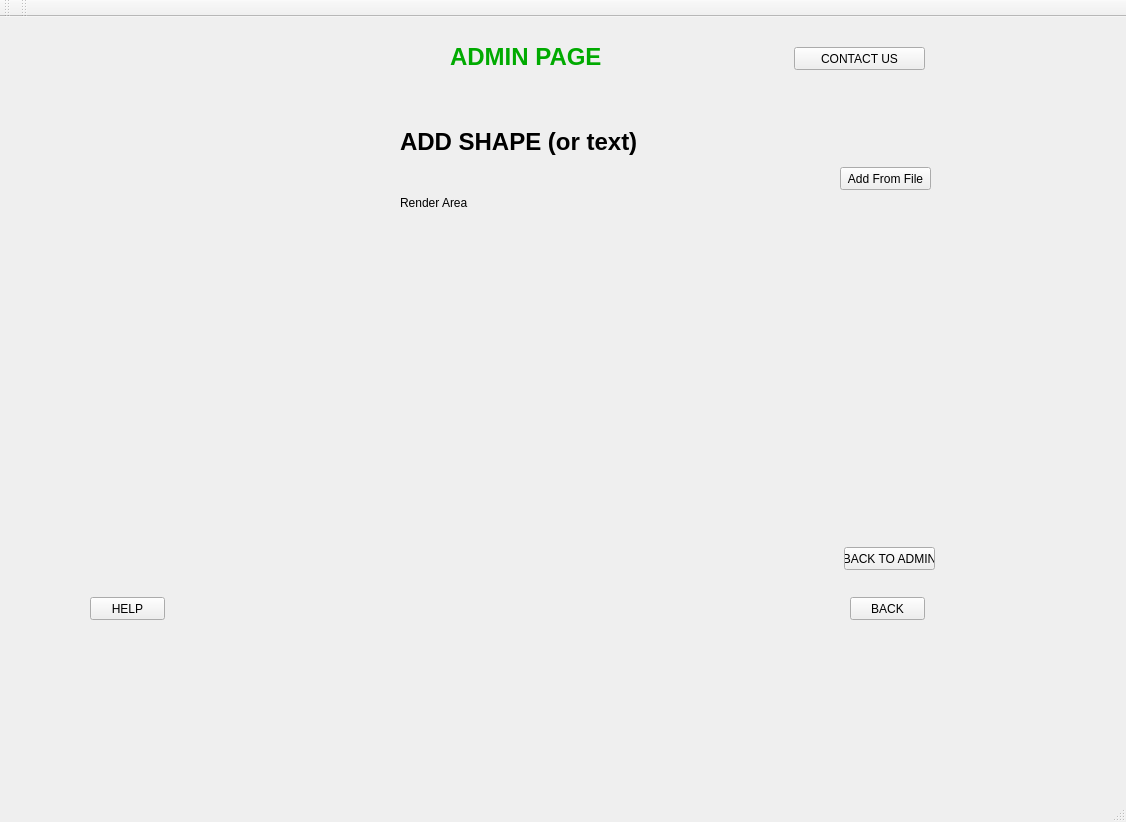
This is mainwindow.ui in TheSoullessOne/Group-Project-2 as Qt 5 draws it before an edit. The edited form follows.
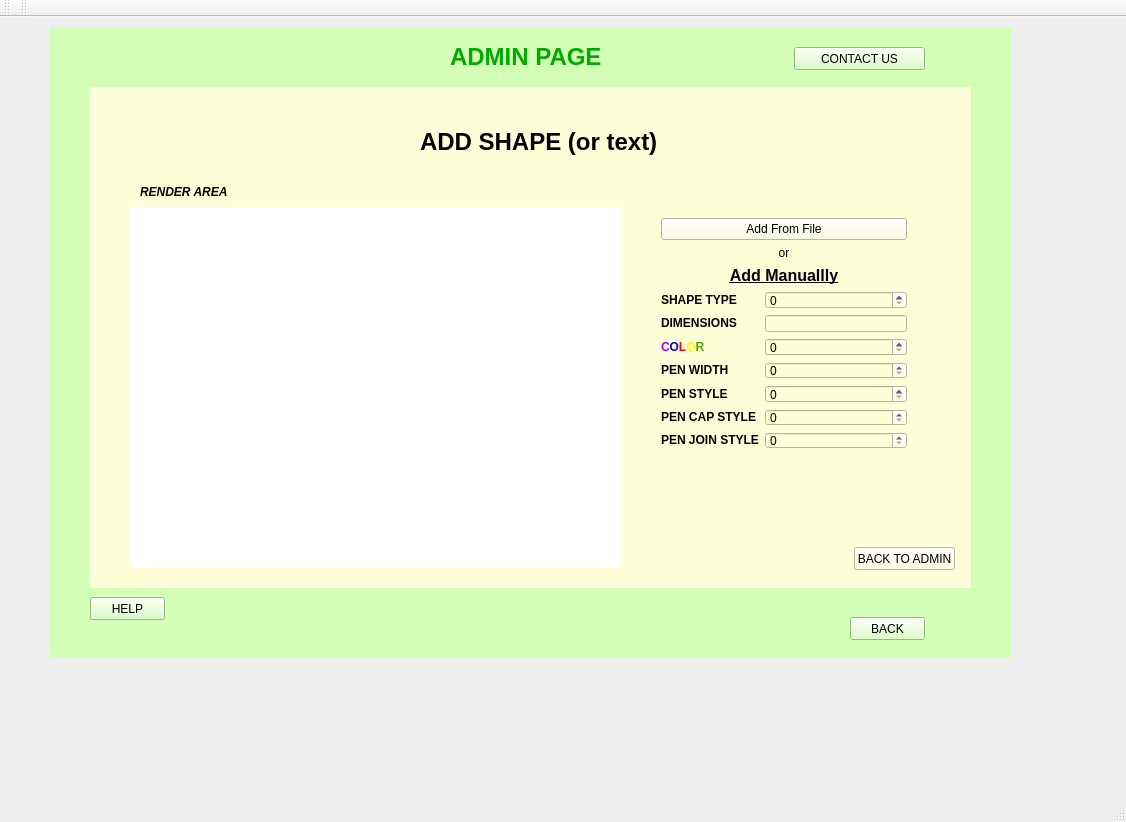
This is the edited form. The open tabs and pages were chosen to show the change. Custom widgets are drawn as their Qt base class.

Diff of the .ui file:
```diff
--- a/mainwindow.ui
+++ b/mainwindow.ui
@@ -13,13 +13,16 @@
   <property name="windowTitle">
    <string>MainWindow</string>
   </property>
+  <property name="styleSheet">
+   <string notr="true">font: 8pt &quot;OCR A Extended&quot;;</string>
+  </property>
   <widget class="QWidget" name="centralWidget">
    <widget class="QStackedWidget" name="Main_Menu">
     <property name="geometry">
      <rect>
       <x>50</x>
       <y>10</y>
-      <width>951</width>
+      <width>961</width>
       <height>631</height>
      </rect>
     </property>
@@ -140,11 +143,14 @@
      </widget>
     </widget>
     <widget class="QWidget" name="admi_page">
+     <property name="styleSheet">
+      <string notr="true">background-color: rgb(212, 255, 183);</string>
+     </property>
      <widget class="QPushButton" name="adminPageBackButt">
       <property name="geometry">
        <rect>
         <x>800</x>
-        <y>570</y>
+        <y>590</y>
         <width>75</width>
         <height>23</height>
        </rect>
@@ -195,12 +201,16 @@
      <widget class="QStackedWidget" name="Admin_Pages">
       <property name="geometry">
        <rect>
-        <x>20</x>
+        <x>40</x>
         <y>60</y>
         <width>881</width>
         <height>501</height>
        </rect>
       </property>
+      <property name="styleSheet">
+       <string notr="true">
+background-color: rgb(254, 255, 217);</string>
+      </property>
       <property name="currentIndex">
        <number>1</number>
       </property>
@@ -262,9 +272,9 @@
        <widget class="QPushButton" name="back2AdminButt">
         <property name="geometry">
          <rect>
-          <x>774</x>
+          <x>764</x>
           <y>460</y>
-          <width>91</width>
+          <width>101</width>
           <height>23</height>
          </rect>
         </property>
@@ -277,7 +287,7 @@
          <rect>
           <x>330</x>
           <y>40</y>
-          <width>261</width>
+          <width>291</width>
           <height>31</height>
          </rect>
         </property>
@@ -285,42 +295,145 @@
          <string>&lt;html&gt;&lt;head/&gt;&lt;body&gt;&lt;p&gt;&lt;span style=&quot; font-size:18pt; font-weight:600;&quot;&gt;ADD SHAPE (or text)&lt;/span&gt;&lt;/p&gt;&lt;/body&gt;&lt;/html&gt;</string>
         </property>
        </widget>
-       <widget class="QPushButton" name="addFromFileButton">
-        <property name="geometry">
-         <rect>
-          <x>770</x>
-          <y>80</y>
-          <width>91</width>
-          <height>23</height>
-         </rect>
-        </property>
-        <property name="text">
-         <string>Add From File</string>
-        </property>
-       </widget>
        <widget class="RenderArea" name="addRender" native="true">
         <property name="geometry">
          <rect>
-          <x>140</x>
-          <y>140</y>
-          <width>421</width>
-          <height>131</height>
+          <x>40</x>
+          <y>120</y>
+          <width>491</width>
+          <height>361</height>
          </rect>
         </property>
+        <property name="styleSheet">
+         <string notr="true">background-color: rgb(255, 255, 255);</string>
+        </property>
        </widget>
        <widget class="QLabel" name="label">
         <property name="geometry">
          <rect>
-          <x>330</x>
-          <y>100</y>
-          <width>71</width>
+          <x>50</x>
+          <y>90</y>
+          <width>91</width>
           <height>31</height>
          </rect>
         </property>
         <property name="text">
-         <string>Render Area</string>
+         <string>&lt;html&gt;&lt;head/&gt;&lt;body&gt;&lt;p&gt;&lt;span style=&quot; font-weight:600; font-style:italic;&quot;&gt;RENDER AREA&lt;/span&gt;&lt;/p&gt;&lt;/body&gt;&lt;/html&gt;</string>
         </property>
        </widget>
+       <widget class="QWidget" name="verticalLayoutWidget">
+        <property name="geometry">
+         <rect>
+          <x>560</x>
+          <y>120</y>
+          <width>268</width>
+          <height>253</height>
+         </rect>
+        </property>
+        <layout class="QVBoxLayout" name="verticalLayout">
+         <item>
+          <widget class="QPushButton" name="addFromFileButton">
+           <property name="text">
+            <string>Add From File</string>
+           </property>
+          </widget>
+         </item>
+         <item>
+          <widget class="QLabel" name="label_9">
+           <property name="text">
+            <string>&lt;html&gt;&lt;head/&gt;&lt;body&gt;&lt;p align=&quot;center&quot;&gt;or&lt;/p&gt;&lt;/body&gt;&lt;/html&gt;</string>
+           </property>
+          </widget>
+         </item>
+         <item>
+          <widget class="QLabel" name="addManualLabel">
+           <property name="text">
+            <string>&lt;html&gt;&lt;head/&gt;&lt;body&gt;&lt;p align=&quot;center&quot;&gt;&lt;span style=&quot; font-size:12pt; font-weight:600; text-decoration: underline;&quot;&gt;Add Manuallly&lt;/span&gt;&lt;/p&gt;&lt;/body&gt;&lt;/html&gt;</string>
+           </property>
+          </widget>
+         </item>
+         <item>
+          <layout class="QGridLayout" name="gridLayout">
+           <item row="6" column="0">
+            <widget class="QLabel" name="label_7">
+             <property name="text">
+              <string>&lt;html&gt;&lt;head/&gt;&lt;body&gt;&lt;p&gt;&lt;span style=&quot; font-weight:600;&quot;&gt;PEN JOIN STYLE&lt;/span&gt;&lt;/p&gt;&lt;/body&gt;&lt;/html&gt;</string>
+             </property>
+            </widget>
+           </item>
+           <item row="4" column="0">
+            <widget class="QLabel" name="label_6">
+             <property name="text">
+              <string>&lt;html&gt;&lt;head/&gt;&lt;body&gt;&lt;p&gt;&lt;span style=&quot; font-weight:600;&quot;&gt;PEN STYLE&lt;/span&gt;&lt;/p&gt;&lt;/body&gt;&lt;/html&gt;</string>
+             </property>
+            </widget>
+           </item>
+           <item row="6" column="1">
+            <widget class="QSpinBox" name="spinBox_8"/>
+           </item>
+           <item row="5" column="0">
+            <widget class="QLabel" name="label_8">
+             <property name="text">
+              <string>&lt;html&gt;&lt;head/&gt;&lt;body&gt;&lt;p&gt;&lt;span style=&quot; font-weight:600;&quot;&gt;PEN CAP STYLE&lt;/span&gt;&lt;/p&gt;&lt;/body&gt;&lt;/html&gt;</string>
+             </property>
+            </widget>
+           </item>
+           <item row="4" column="1">
+            <widget class="QSpinBox" name="spinBox_5"/>
+           </item>
+           <item row="5" column="1">
+            <widget class="QSpinBox" name="spinBox_6"/>
+           </item>
+           <item row="3" column="1">
+            <widget class="QSpinBox" name="spinBox_4"/>
+           </item>
+           <item row="2" column="0">
+            <widget class="QLabel" name="label_3">
+             <property name="text">
+              <string>&lt;html&gt;&lt;head/&gt;&lt;body&gt;&lt;p&gt;&lt;span style=&quot; font-weight:600; color:#aa00ff;&quot;&gt;C&lt;/span&gt;&lt;span style=&quot; font-weight:600; color:#0000ff;&quot;&gt;O&lt;/span&gt;&lt;span style=&quot; font-weight:600; color:#ff0000;&quot;&gt;L&lt;/span&gt;&lt;span style=&quot; font-weight:600; color:#ffff00;&quot;&gt;O&lt;/span&gt;&lt;span style=&quot; font-weight:600; color:#55aa00;&quot;&gt;R&lt;/span&gt;&lt;/p&gt;&lt;/body&gt;&lt;/html&gt;</string>
+             </property>
+            </widget>
+           </item>
+           <item row="1" column="0">
+            <widget class="QLabel" name="label_4">
+             <property name="text">
+              <string>&lt;html&gt;&lt;head/&gt;&lt;body&gt;&lt;p&gt;&lt;span style=&quot; font-weight:600;&quot;&gt;DIMENSIONS&lt;/span&gt;&lt;/p&gt;&lt;/body&gt;&lt;/html&gt;</string>
+             </property>
+            </widget>
+           </item>
+           <item row="2" column="1">
+            <widget class="QSpinBox" name="spinBox_2"/>
+           </item>
+           <item row="3" column="0">
+            <widget class="QLabel" name="label_5">
+             <property name="text">
+              <string>&lt;html&gt;&lt;head/&gt;&lt;body&gt;&lt;p&gt;&lt;span style=&quot; font-weight:600;&quot;&gt;PEN WIDTH&lt;/span&gt;&lt;/p&gt;&lt;/body&gt;&lt;/html&gt;</string>
+             </property>
+            </widget>
+           </item>
+           <item row="0" column="1">
+            <widget class="QSpinBox" name="spinBox_3"/>
+           </item>
+           <item row="0" column="0">
+            <widget class="QLabel" name="label_2">
+             <property name="text">
+              <string>&lt;html&gt;&lt;head/&gt;&lt;body&gt;&lt;p&gt;&lt;span style=&quot; font-weight:600;&quot;&gt;SHAPE TYPE&lt;/span&gt;&lt;/p&gt;&lt;/body&gt;&lt;/html&gt;</string>
+             </property>
+            </widget>
+           </item>
+           <item row="1" column="1">
+            <widget class="QLineEdit" name="lineEdit"/>
+           </item>
+          </layout>
+         </item>
+        </layout>
+       </widget>
+       <zorder>back2AdminButt</zorder>
+       <zorder>addShapeLabel</zorder>
+       <zorder>addRender</zorder>
+       <zorder>label</zorder>
+       <zorder>label_2</zorder>
+       <zorder>verticalLayoutWidget</zorder>
       </widget>
       <widget class="QWidget" name="remove_page">
        <widget class="QPushButton" name="back2AdminButt_2">
```
Left out of the diff: 314 changed lines with no effect on the pictures.
